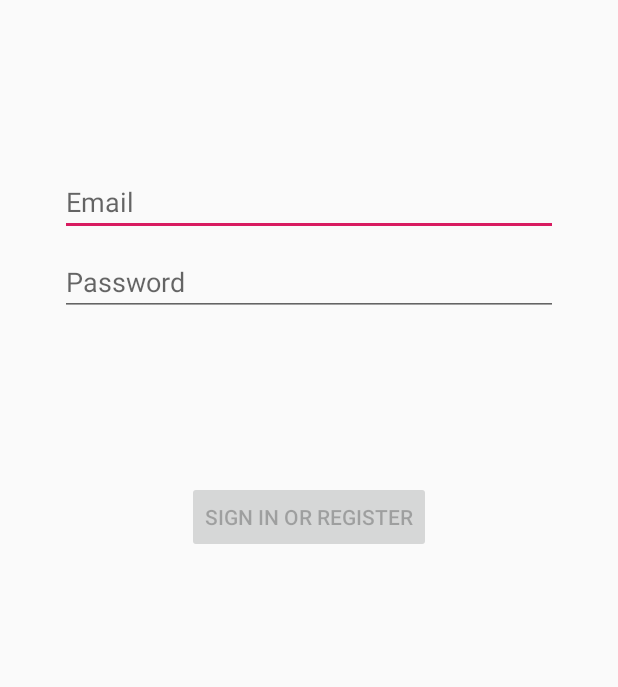
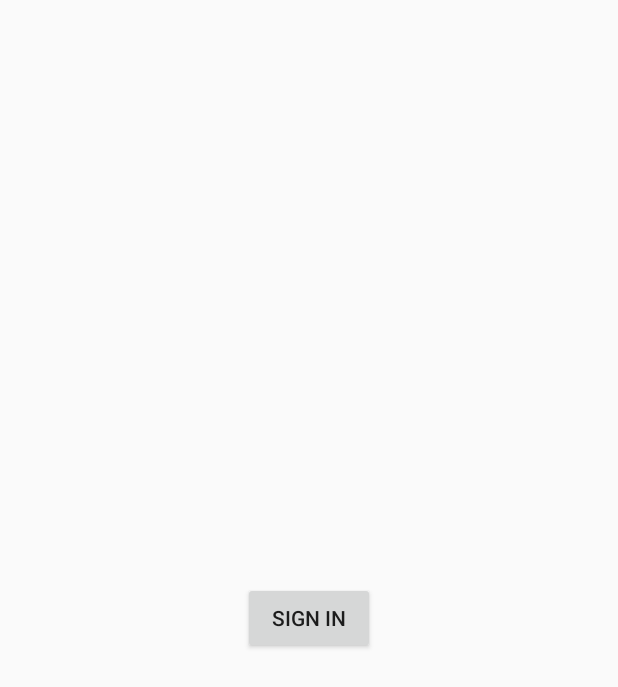
Before and after one commit to tumbj/CNClibrary, an Android app: the layout activity_login.xml on its own in the app's theme, with its tools: preview values and no code run, on a phone screen of 412 x 824 dp. Shown: the top 687 px of the screen. Run offline under Robolectric (Android 15) with nearby library versions, the phone set to English and light mode, and no system bars.

Commit message:
add login screen ; when logout redirect to login activity

```diff
--- a/app/src/main/res/layout/activity_login.xml
+++ b/app/src/main/res/layout/activity_login.xml
@@ -11,68 +11,28 @@
     android:paddingBottom="@dimen/activity_vertical_margin"
     tools:context=".ui.login.LoginActivity">
 
-    <EditText
-        android:id="@+id/username"
-        android:layout_width="0dp"
+    <Button
+        android:id="@+id/sign_in_button"
+        android:layout_width="wrap_content"
         android:layout_height="wrap_content"
-        android:layout_marginStart="24dp"
-        android:layout_marginTop="96dp"
-        android:layout_marginEnd="24dp"
-        android:autofillHints="@string/prompt_email"
-        android:hint="@string/prompt_email"
-        android:inputType="textEmailAddress"
-        android:selectAllOnFocus="true"
+        android:onClick="onClkSignIn"
+        android:text="@string/action_sign_in_short"
+        app:layout_constraintBottom_toBottomOf="parent"
         app:layout_constraintEnd_toEndOf="parent"
         app:layout_constraintStart_toStartOf="parent"
         app:layout_constraintTop_toTopOf="parent" />
-
-    <EditText
-        android:id="@+id/password"
-        android:layout_width="0dp"
-        android:layout_height="wrap_content"
-        android:layout_marginStart="24dp"
-        android:layout_marginTop="8dp"
-        android:layout_marginEnd="24dp"
-        android:autofillHints="@string/prompt_password"
-        android:hint="@string/prompt_password"
-        android:imeActionLabel="@string/action_sign_in_short"
-        android:imeOptions="actionDone"
-        android:inputType="textPassword"
-        android:selectAllOnFocus="true"
-        app:layout_constraintEnd_toEndOf="parent"
-        app:layout_constraintStart_toStartOf="parent"
-        app:layout_constraintTop_toBottomOf="@+id/username" />
-
-    <Button
-        android:id="@+id/login"
-        android:layout_width="wrap_content"
-        android:layout_height="wrap_content"
-        android:layout_gravity="start"
-        android:layout_marginStart="48dp"
-        android:layout_marginTop="16dp"
-        android:layout_marginEnd="48dp"
-        android:layout_marginBottom="64dp"
-        android:enabled="false"
-        android:text="@string/action_sign_in"
-        app:layout_constraintBottom_toBottomOf="parent"
-        app:layout_constraintEnd_toEndOf="parent"
-        app:layout_constraintStart_toStartOf="parent"
-        app:layout_constraintTop_toBottomOf="@+id/password"
-        app:layout_constraintVertical_bias="0.2" />
 
     <ProgressBar
         android:id="@+id/loading"
         android:layout_width="wrap_content"
         android:layout_height="wrap_content"
         android:layout_gravity="center"
-        android:layout_marginStart="32dp"
         android:layout_marginTop="64dp"
-        android:layout_marginEnd="32dp"
         android:layout_marginBottom="64dp"
         android:visibility="gone"
         app:layout_constraintBottom_toBottomOf="parent"
-        app:layout_constraintEnd_toEndOf="@+id/password"
-        app:layout_constraintStart_toStartOf="@+id/password"
+        app:layout_constraintEnd_toEndOf="parent"
+        app:layout_constraintStart_toStartOf="parent"
         app:layout_constraintTop_toTopOf="parent"
         app:layout_constraintVertical_bias="0.3" />
 </androidx.constraintlayout.widget.ConstraintLayout>
```
